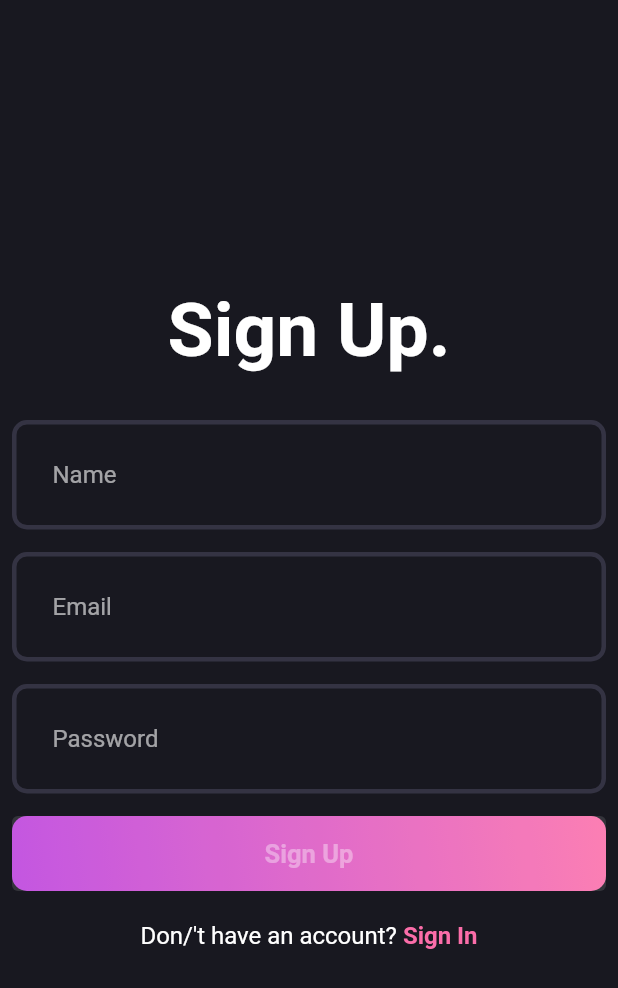
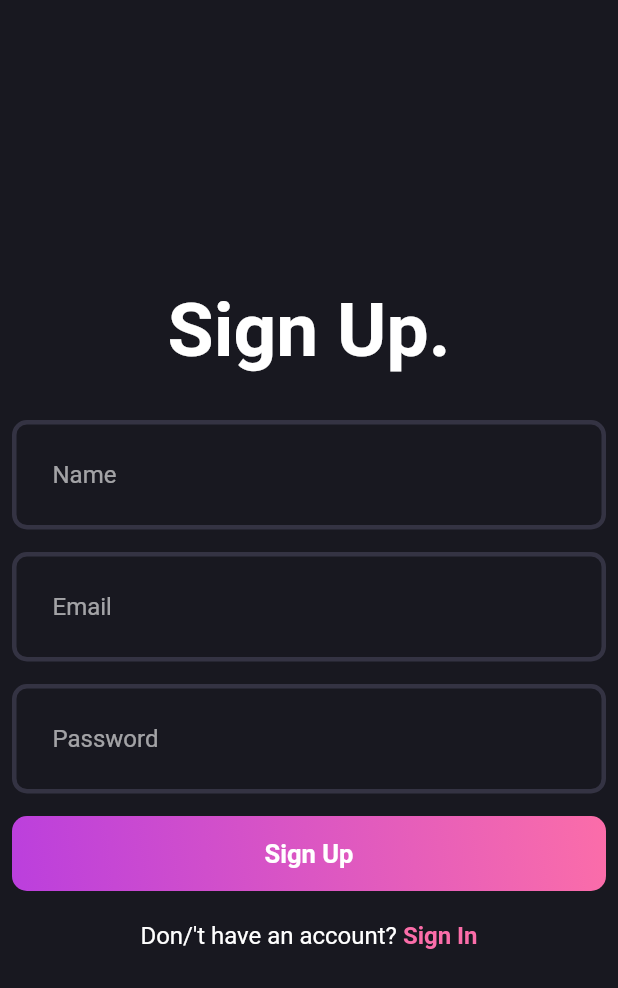
Before and after one commit to CoffeeAndCommit/BlogAppWithSupabase, a Flutter app: the screen it shows after launch, on a phone screen of 412 x 824 dp. Shown: the top 988 px of the screen. Run offline on Flutter 3.47's test engine with Material 2 defaults, Android fonts, the phone set to English and light mode, and no system bars.

Commit message:
new commit

```diff
--- a/lib/features/auth/presentation/pages/signup_page.dart
+++ b/lib/features/auth/presentation/pages/signup_page.dart
@@ -11,12 +11,28 @@ class SignUpPage extends StatefulWidget {
 }
 
 class _SignUpPageState extends State<SignUpPage> {
+  final _formKey = GlobalKey<FormState>();
+  final _emailController = TextEditingController();
+  final _passwordController = TextEditingController();
+  final _nameController = TextEditingController();
+
+  @override
+  void dispose() {
+    // TODO: implement dispose
+    super.dispose();
+    _emailController.dispose();
+    _passwordController.dispose();
+    _nameController.dispose();
+  }
+
   @override
   Widget build(BuildContext context) {
     return Scaffold(
         backgroundColor: AppColor.backgroundColor,
         body: Padding(
           padding: const EdgeInsets.all(8.0),
+          child: Form(
+            key: _formKey,
             child: Column(
               mainAxisAlignment: MainAxisAlignment.center,
               children: [
@@ -27,25 +43,31 @@ class _SignUpPageState extends State<SignUpPage> {
                 const SizedBox(
                   height: 30,
                 ),
-              const AuthField(
+                AuthField(
+                  controller: _nameController,
                   hinttext: "Name",
                 ),
                 const SizedBox(
                   height: 15,
                 ),
-              const AuthField(
+                AuthField(
+                  controller: _emailController,
                   hinttext: "Email",
                 ),
                 const SizedBox(
                   height: 15,
                 ),
-              const AuthField(
+                AuthField(
+                  isObscureText: true,
+                  controller: _passwordController,
                   hinttext: "Password",
                 ),
                 const SizedBox(
                   height: 15,
                 ),
-              const AuthGradientButton(onPressed: null),
+                AuthGradientButton(onPressed: (() {
+                  _formKey.currentState!.validate();
+                })),
                 const SizedBox(
                   height: 20,
                 ),
@@ -54,7 +76,10 @@ class _SignUpPageState extends State<SignUpPage> {
                         children: [
                       TextSpan(
                         text: 'Sign In',
-                      style: Theme.of(context).textTheme.titleMedium!.copyWith(
+                        style: Theme.of(context)
+                            .textTheme
+                            .titleMedium!
+                            .copyWith(
                                 color: AppColor.gradient2,
                                 fontWeight: FontWeight.bold),
                       )
@@ -63,6 +88,7 @@ class _SignUpPageState extends State<SignUpPage> {
                         style: Theme.of(context).textTheme.titleMedium))
               ],
             ),
+          ),
         ));
   }
 }
--- a/lib/features/auth/presentation/widgets/auth_field.dart
+++ b/lib/features/auth/presentation/widgets/auth_field.dart
@@ -1,19 +1,29 @@
 import 'package:flutter/material.dart';
 
 class AuthField extends StatelessWidget {
-  final String? Function(String?)? validator;
- final String? hinttext;
- const AuthField({
+  final String hinttext;
+  final bool isObscureText;
+  final TextEditingController controller;
+  const AuthField({
     super.key,
-    this.hinttext,
-    this.validator,
+    required this.hinttext,
+    required this.controller,
+    this.isObscureText = false,
   });
 
   @override
   Widget build(BuildContext context) {
     return TextFormField(
+      obscureText: isObscureText,
+      controller: controller,
       decoration: InputDecoration(hintText: hinttext),
-      validator: validator,
+      validator: ((value) {
+        if (value!.isEmpty) {
+          return "$hinttext can't be empty";
+        } else {
+          return "";
+        }
+      }),
     );
   }
 }
```
Lines whose indentation alone changed are shown as unchanged.
